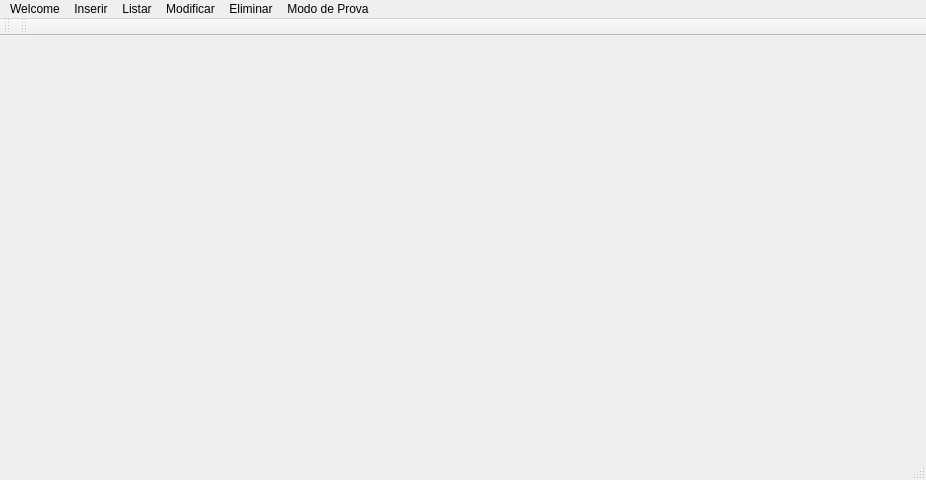
Above: si/qt/gamelic_qt/mainwindow.ui from Wultyc/ISEP_1718_2A2S_LSIS1 before the change. Below: the same form after it.
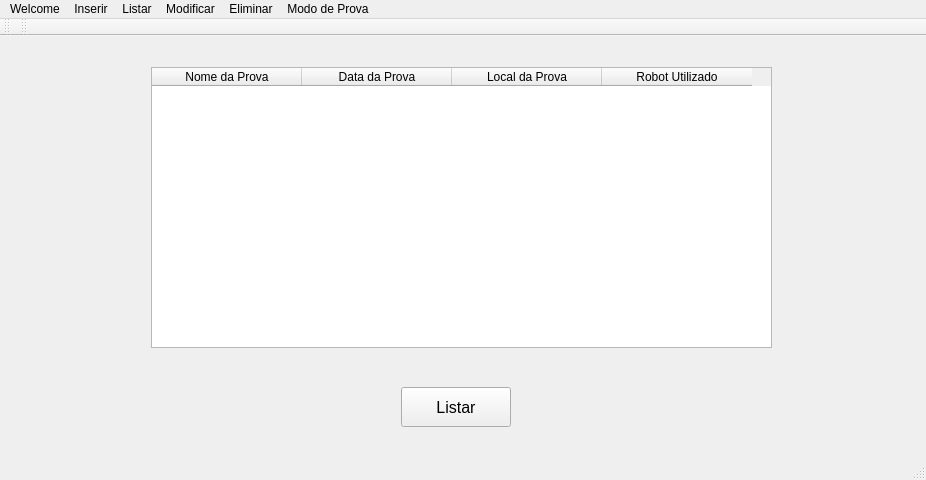
That is the form after the change. The open tabs and pages were chosen to show the change.

Commit message: Design dos Listar restantes, ajustes ao Listar já existente

```diff
--- a/si/qt/gamelic_qt/mainwindow.ui
+++ b/si/qt/gamelic_qt/mainwindow.ui
@@ -618,8 +618,102 @@
         </property>
        </widget>
       </widget>
-      <widget class="QWidget" name="listarProva"/>
-      <widget class="QWidget" name="listarRobot"/>
+      <widget class="QWidget" name="listarProva">
+       <widget class="QTableWidget" name="tabelaListarProva">
+        <property name="geometry">
+         <rect>
+          <x>140</x>
+          <y>20</y>
+          <width>621</width>
+          <height>281</height>
+         </rect>
+        </property>
+        <attribute name="horizontalHeaderDefaultSectionSize">
+         <number>150</number>
+        </attribute>
+        <column>
+         <property name="text">
+          <string>Nome da Prova</string>
+         </property>
+        </column>
+        <column>
+         <property name="text">
+          <string>Data da Prova</string>
+         </property>
+        </column>
+        <column>
+         <property name="text">
+          <string>Local da Prova</string>
+         </property>
+        </column>
+        <column>
+         <property name="text">
+          <string>Robot Utilizado</string>
+         </property>
+        </column>
+       </widget>
+       <widget class="QPushButton" name="pushListarProva">
+        <property name="geometry">
+         <rect>
+          <x>390</x>
+          <y>340</y>
+          <width>110</width>
+          <height>40</height>
+         </rect>
+        </property>
+        <property name="font">
+         <font>
+          <pointsize>12</pointsize>
+         </font>
+        </property>
+        <property name="text">
+         <string>Listar</string>
+        </property>
+       </widget>
+      </widget>
+      <widget class="QWidget" name="listarRobot">
+       <widget class="QTableWidget" name="tabelaListarRobot">
+        <property name="geometry">
+         <rect>
+          <x>140</x>
+          <y>20</y>
+          <width>621</width>
+          <height>281</height>
+         </rect>
+        </property>
+        <attribute name="horizontalHeaderDefaultSectionSize">
+         <number>300</number>
+        </attribute>
+        <column>
+         <property name="text">
+          <string>Nome do Robot</string>
+         </property>
+        </column>
+        <column>
+         <property name="text">
+          <string>Nome da Equipa</string>
+         </property>
+        </column>
+       </widget>
+       <widget class="QPushButton" name="pushListarRobot_2">
+        <property name="geometry">
+         <rect>
+          <x>390</x>
+          <y>340</y>
+          <width>110</width>
+          <height>40</height>
+         </rect>
+        </property>
+        <property name="font">
+         <font>
+          <pointsize>12</pointsize>
+         </font>
+        </property>
+        <property name="text">
+         <string>Listar</string>
+        </property>
+       </widget>
+      </widget>
       <widget class="QWidget" name="modificarEquipa">
        <widget class="QLabel" name="modEquipaLabelID">
         <property name="geometry">
```
Left out of the diff: 14 changed lines with no effect on the pictures. The commit also changes 1 other file.
